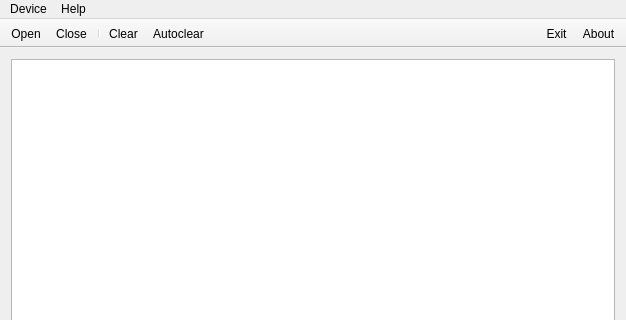
This is mainwindow.ui in Kuszki/Simple-Serial-Terminal as Qt 5 draws it before an edit; both pictures show x 0 to 626 and y 0 to 320 of the 626 by 513 pixel window. The edited form follows.
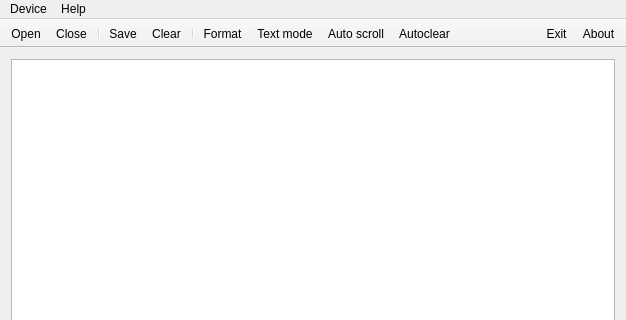
This is the edited form. Icons and pictures are not drawn.

Commit message: Add format options

The edit to the form file:
```diff
--- a/mainwindow.ui
+++ b/mainwindow.ui
@@ -109,7 +109,12 @@
    <addaction name="actionOpen"/>
    <addaction name="actionClose"/>
    <addaction name="separator"/>
+   <addaction name="actionSave"/>
    <addaction name="actionClear"/>
+   <addaction name="separator"/>
+   <addaction name="actionFormat"/>
+   <addaction name="actionTextmode"/>
+   <addaction name="actionAutoscroll"/>
    <addaction name="actionAutoclear"/>
   </widget>
   <widget class="QToolBar" name="helpTool">
@@ -205,6 +210,47 @@
     <string>F5</string>
    </property>
   </action>
+  <action name="actionAutoscroll">
+   <property name="checkable">
+    <bool>true</bool>
+   </property>
+   <property name="icon">
+    <iconset theme="go-down">
+     <normaloff>.</normaloff>.</iconset>
+   </property>
+   <property name="text">
+    <string>Auto scroll</string>
+   </property>
+  </action>
+  <action name="actionTextmode">
+   <property name="checkable">
+    <bool>true</bool>
+   </property>
+   <property name="icon">
+    <iconset theme="tools-check-spelling">
+     <normaloff>.</normaloff>.</iconset>
+   </property>
+   <property name="text">
+    <string>Text mode</string>
+   </property>
+  </action>
+  <action name="actionSave">
+   <property name="icon">
+    <iconset theme="document-save">
+     <normaloff>.</normaloff>.</iconset>
+   </property>
+   <property name="text">
+    <string>Save</string>
+   </property>
+  </action>
+  <action name="actionFormat">
+   <property name="icon">
+    <iconset theme="preferences-system"/>
+   </property>
+   <property name="text">
+    <string>Format</string>
+   </property>
+  </action>
  </widget>
  <layoutdefault spacing="6" margin="11"/>
  <resources/>
```
Left out of the diff: 78 changed lines with no effect on the pictures. The commit also changes 8 other files.
